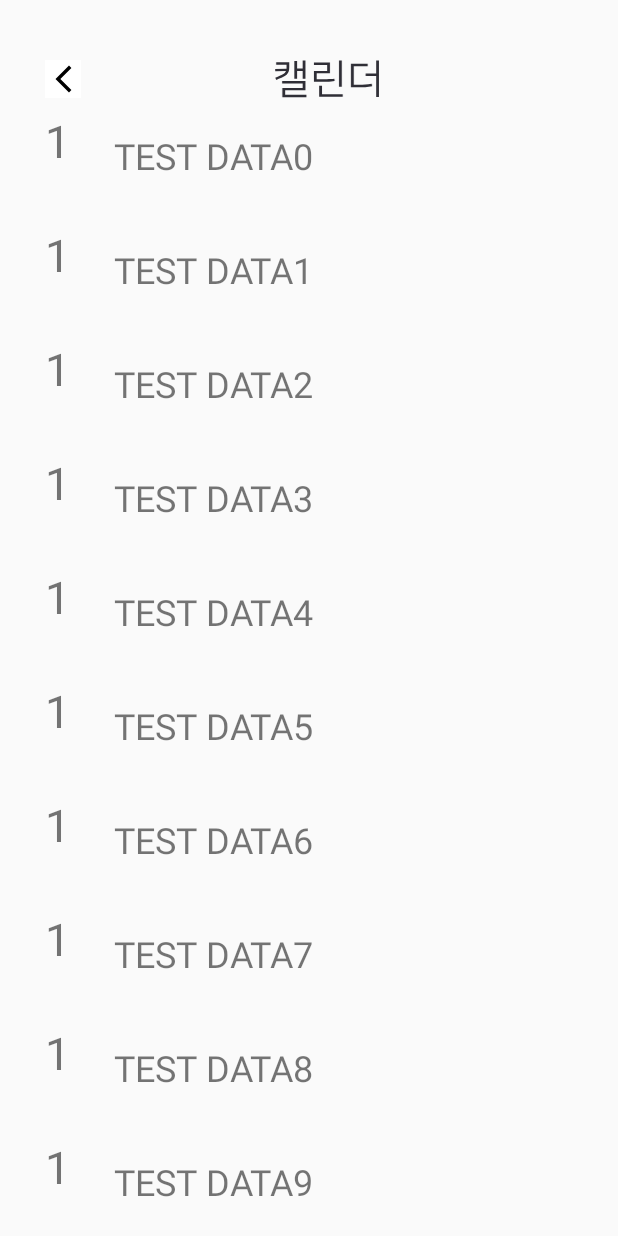
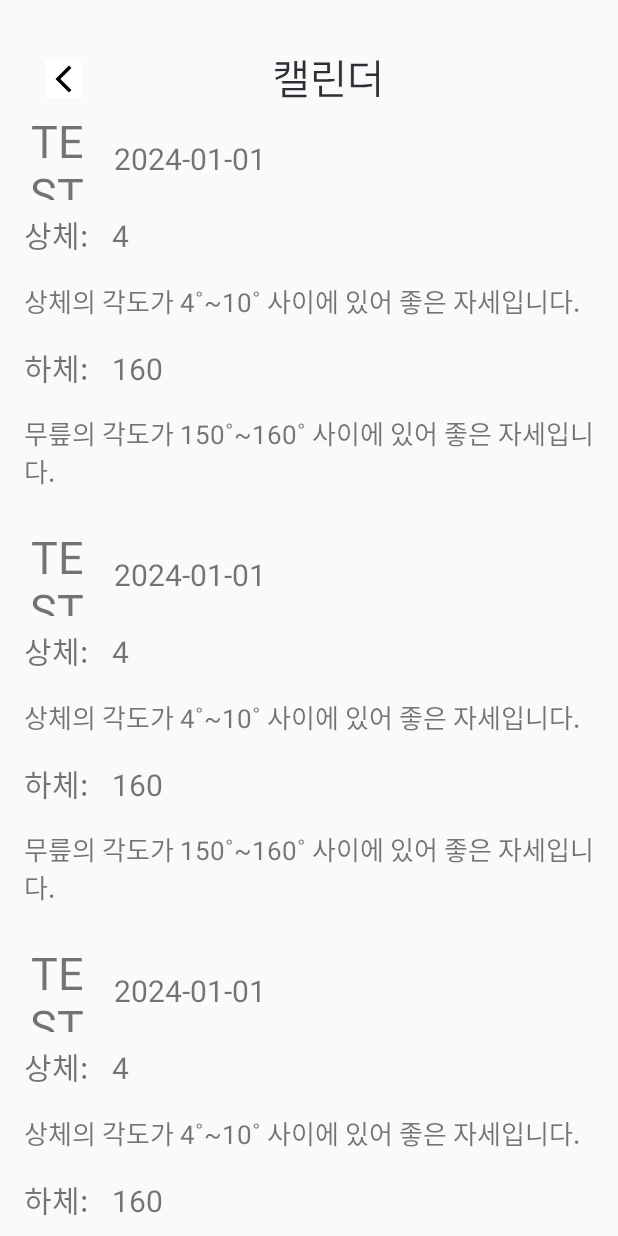
Before and after one commit to SWU-Running-Coach/Running_Coach_APP, an Android app: the CalendarActivity screen opened directly, with no data from a screen before it, on a phone screen of 412 x 824 dp. Run offline under Robolectric (Android 15) with nearby library versions, the phone set to English and light mode, and no system bars; libraries missing offline, so code that uses them is left out: com.prolificinteractive.materialcalendarview; plain views replace MaterialCalendarView; 2 statements that could not run were skipped.

Commit message:
feat: 캘린더 리사이클러뷰 기능

```diff
--- a/app/src/main/java/com/example/runningcoach_new/CalendarActivity.java
+++ b/app/src/main/java/com/example/runningcoach_new/CalendarActivity.java
@@ -36,9 +36,10 @@ public class CalendarActivity extends AppCompatActivity {
         MaterialCalendarView materialCalendarView = findViewById(R.id.calendarView);
         materialCalendarView.setSelectedDate(CalendarDay.today());
 
+
         //===== 테스트를 위한 더미 데이터 생성 ===================
         ArrayList<String> testDataSet = new ArrayList<>();
-        for (int i = 0; i<20; i++) {
+        for (int i = 0; i<3; i++) {
             testDataSet.add("TEST DATA" + i);
         }
         //========================================================
--- a/app/src/main/java/com/example/runningcoach_new/CustomAdapter.java
+++ b/app/src/main/java/com/example/runningcoach_new/CustomAdapter.java
@@ -18,7 +18,7 @@ public class CustomAdapter extends RecyclerView.Adapter<CustomAdapter.ViewHolder
         private TextView textView;
         public ViewHolder(@NonNull View itemView) {
             super(itemView);
-            textView = itemView.findViewById(R.id.textView);
+            textView = itemView.findViewById(R.id.numTxt);
         }
         public TextView getTextView() {
             return textView;
--- a/app/src/main/java/com/example/runningcoach_new/network/RetrofitClient.java
+++ b/app/src/main/java/com/example/runningcoach_new/network/RetrofitClient.java
@@ -1,5 +1,8 @@
 package com.example.runningcoach_new.network;
 
+import java.util.concurrent.TimeUnit;
+
+import okhttp3.OkHttpClient;
 import retrofit2.Retrofit;
 import retrofit2.converter.gson.GsonConverterFactory;
 
@@ -20,4 +23,5 @@ public class RetrofitClient {
 
         return retrofit;
     }
+
 }
--- a/app/src/main/res/layout/recyclerview_item.xml
+++ b/app/src/main/res/layout/recyclerview_item.xml
@@ -3,21 +3,85 @@
 android:layout_width="match_parent"
 android:layout_height="wrap_content"
 android:padding="8dp"
+android:orientation="vertical">
+
+    <LinearLayout
+        android:layout_width="match_parent"
+        android:layout_height="match_parent"
         android:orientation="horizontal">
 
         <TextView
-        android:id="@+id/textView5"
+            android:id="@+id/numTxt"
             android:layout_width="60dp"
             android:layout_height="60dp"
             android:text="1"
             android:textAlignment="center"
-        android:textSize="30sp" />
+            android:textSize="30dp" />
 
         <TextView
-    android:id="@+id/textView"
+            android:id="@+id/dateTxt"
             android:layout_width="match_parent"
             android:layout_height="wrap_content"
             android:layout_margin="8dp"
-    android:textSize="24dp"
-    android:text="text"/>
+            android:text="2024-01-01"
+            android:textSize="20dp" />
+
     </LinearLayout>
+
+    <LinearLayout
+        android:layout_width="match_parent"
+        android:layout_height="match_parent"
+        android:orientation="horizontal">
+
+        <TextView
+            android:id="@+id/upTxt1"
+            android:layout_width="wrap_content"
+            android:layout_height="wrap_content"
+            android:layout_margin="8dp"
+            android:text="상체:"
+            android:textSize="20dp" />
+        <TextView
+            android:id="@+id/upTxt2"
+            android:layout_width="match_parent"
+            android:layout_height="wrap_content"
+            android:layout_margin="8dp"
+            android:text="4"
+            android:textSize="20dp" />
+    </LinearLayout>
+    <TextView
+        android:id="@+id/upfeedbackTxt"
+        android:layout_width="match_parent"
+        android:layout_height="wrap_content"
+        android:layout_margin="8dp"
+        android:text="상체의 각도가 4˚~10˚ 사이에 있어 좋은 자세입니다."
+        android:textSize="17dp" />
+
+    <LinearLayout
+        android:layout_width="match_parent"
+        android:layout_height="match_parent"
+        android:orientation="horizontal">
+
+        <TextView
+            android:id="@+id/legTxt1"
+            android:layout_width="wrap_content"
+            android:layout_height="wrap_content"
+            android:layout_margin="8dp"
+            android:text="하체:"
+            android:textSize="20dp" />
+        <TextView
+            android:id="@+id/legTxt2"
+            android:layout_width="match_parent"
+            android:layout_height="wrap_content"
+            android:layout_margin="8dp"
+            android:text="160"
+            android:textSize="20dp" />
+    </LinearLayout>
+    <TextView
+        android:id="@+id/legfeedbackTxt"
+        android:layout_width="match_parent"
+        android:layout_height="wrap_content"
+        android:layout_margin="8dp"
+        android:text="무릎의 각도가 150˚~160˚ 사이에 있어 좋은 자세입니다."
+        android:textSize="17dp" />
+
+</LinearLayout>
```
Lines whose indentation alone changed are shown as unchanged.
